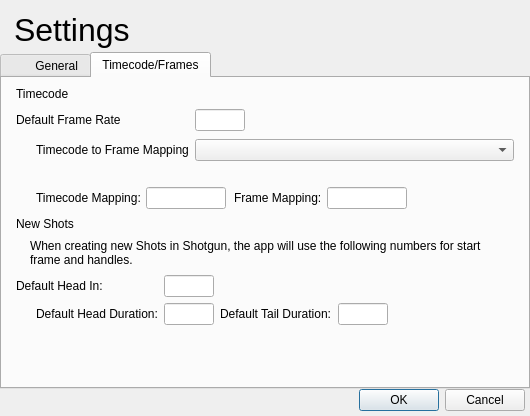
Before: the Qt Designer form resources/settings_dialog.ui in shotgunsoftware/tk-multi-importcut, drawn with Qt 5.
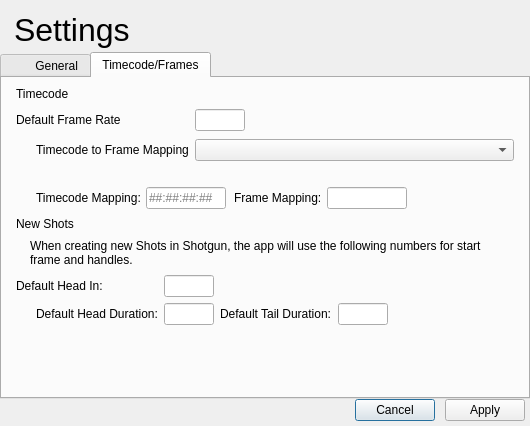
After: the same form once the commit is applied. The open tabs and pages were chosen to show the change.

Commit message: For #36282, Apply button in Settings dialog is now blue.

Patch:
```diff
--- a/resources/settings_dialog.ui
+++ b/resources/settings_dialog.ui
@@ -7,7 +7,7 @@
     <x>0</x>
     <y>0</y>
     <width>530</width>
-    <height>416</height>
+    <height>426</height>
    </rect>
   </property>
   <property name="windowTitle">
@@ -539,6 +539,12 @@
                <height>16777215</height>
               </size>
              </property>
+             <property name="text">
+              <string/>
+             </property>
+             <property name="placeholderText">
+              <string>##:##:##:##</string>
+             </property>
             </widget>
            </item>
            <item>
@@ -723,7 +729,7 @@
     </widget>
    </item>
    <item>
-    <layout class="QVBoxLayout" name="verticalLayout_9">
+    <layout class="QHBoxLayout" name="horizontalLayout_9">
      <property name="rightMargin">
       <number>5</number>
      </property>
@@ -731,18 +737,51 @@
       <number>5</number>
      </property>
      <item>
-      <widget class="QDialogButtonBox" name="save_settings_button_box">
-       <property name="layoutDirection">
-        <enum>Qt::LeftToRight</enum>
+      <spacer name="horizontalSpacer_4">
+       <property name="orientation">
+        <enum>Qt::Horizontal</enum>
        </property>
+       <property name="sizeHint" stdset="0">
+        <size>
+         <width>40</width>
+         <height>20</height>
+        </size>
+       </property>
+      </spacer>
+     </item>
+     <item>
+      <widget class="QPushButton" name="cancel_button">
+       <property name="text">
+        <string>Cancel</string>
+       </property>
+       <property name="shortcut">
+        <string>Esc</string>
+       </property>
+      </widget>
+     </item>
+     <item>
+      <spacer name="horizontalSpacer_5">
        <property name="orientation">
         <enum>Qt::Horizontal</enum>
        </property>
-       <property name="standardButtons">
-        <set>QDialogButtonBox::Cancel|QDialogButtonBox::Ok</set>
+       <property name="sizeType">
+        <enum>QSizePolicy::Fixed</enum>
        </property>
-       <property name="centerButtons">
-        <bool>false</bool>
+       <property name="sizeHint" stdset="0">
+        <size>
+         <width>10</width>
+         <height>1</height>
+        </size>
+       </property>
+      </spacer>
+     </item>
+     <item>
+      <widget class="QPushButton" name="apply_button">
+       <property name="text">
+        <string>Apply</string>
+       </property>
+       <property name="shortcut">
+        <string>Return</string>
        </property>
       </widget>
      </item>
```
Left out of the diff: 6 changed lines with no effect on the pictures. The commit also changes 3 other files.
